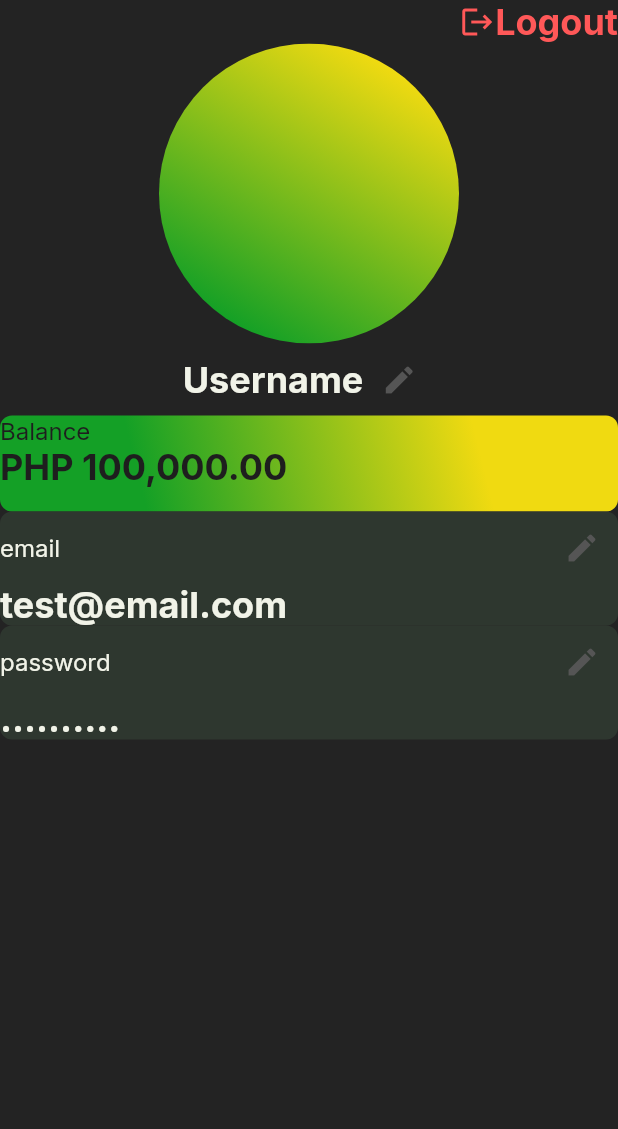
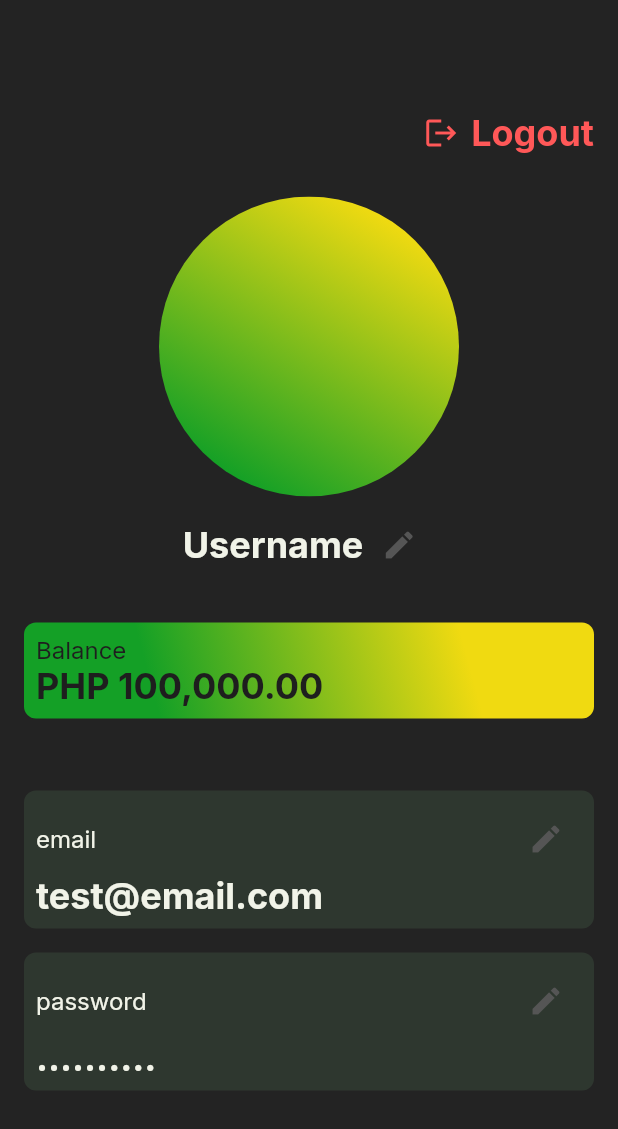
Before and after one commit to itsmejastine/CCE106--, a Flutter app: the ProfilePage screen opened by its route, on a phone screen of 412 x 824 dp. Shown: the top 1129 px of the screen. Run offline on Flutter 3.47's test engine with Material 2 defaults, Android fonts, the light colour scheme and no system bars; our stand-ins replace google_fonts.

Commit message:
done profile page

```diff
--- a/lib/profile.dart
+++ b/lib/profile.dart
@@ -14,12 +14,17 @@ class _ProfilePageState extends State<ProfilePage> {
   @override
   Widget build(BuildContext context) {
     return Scaffold(
-      body: Column(
+      body: Padding(
+        padding: const EdgeInsets.fromLTRB(16, 74, 16, 74),
+        child: Column(
           children: [
             Row(
               mainAxisAlignment: MainAxisAlignment.end,
               children: [
                 const Icon(Icons.logout, color: primaryRed),
+                const SizedBox(
+                  width: 8,
+                ),
                 InkWell(
                     child: Text(
                       'Logout',
@@ -33,6 +38,9 @@ class _ProfilePageState extends State<ProfilePage> {
                     ),
                     onTap: () => launchUrlString('welcomePage'))
               ],
+            ),
+            SizedBox(
+              height: 28,
             ),
             Column(
               children: [
@@ -59,6 +67,9 @@ class _ProfilePageState extends State<ProfilePage> {
                     ),
                   ),
                 ),
+                const SizedBox(
+                  height: 8,
+                ),
                 Row(
                   mainAxisAlignment: MainAxisAlignment.center,
                   children: [
@@ -79,6 +90,9 @@ class _ProfilePageState extends State<ProfilePage> {
                         ))
                   ],
                 ),
+                SizedBox(
+                  height: 28,
+                ),
                 Container(
                   height: 64,
                   width: double.infinity,
@@ -87,7 +101,12 @@ class _ProfilePageState extends State<ProfilePage> {
                       gradient: const LinearGradient(
                           begin: Alignment(-0.53, 0.85),
                           end: Alignment(0.53, -0.85),
-                        colors: <Color>[Color(0xFF14A026), Color(0xFFF0DA11)])),
+                          colors: <Color>[
+                            Color(0xFF14A026),
+                            Color(0xFFF0DA11)
+                          ])),
+                  child: Padding(
+                    padding: const EdgeInsets.all(8.0),
                     child: Column(
                       mainAxisSize: MainAxisSize.min,
                       crossAxisAlignment: CrossAxisAlignment.start,
@@ -103,7 +122,8 @@ class _ProfilePageState extends State<ProfilePage> {
                         Text(
                           "PHP 100,000.00",
                           style: GoogleFonts.inter(
-                        textStyle: Theme.of(context).textTheme.displayMedium,
+                            textStyle:
+                                Theme.of(context).textTheme.displayMedium,
                             fontSize: 24,
                             fontWeight: FontWeight.w700,
                             color: textGreen,
@@ -112,6 +132,10 @@ class _ProfilePageState extends State<ProfilePage> {
                       ],
                     ),
                   ),
+                ),
+                const SizedBox(
+                  height: 48,
+                ),
                 Column(
                   children: [
                     Container(
@@ -119,6 +143,8 @@ class _ProfilePageState extends State<ProfilePage> {
                       decoration: BoxDecoration(
                           borderRadius: BorderRadius.circular(8),
                           color: secondaryGreen),
+                      child: Padding(
+                        padding: const EdgeInsets.all(8.0),
                         child: Column(
                           mainAxisSize: MainAxisSize.min,
                           crossAxisAlignment: CrossAxisAlignment.start,
@@ -128,8 +154,9 @@ class _ProfilePageState extends State<ProfilePage> {
                                 Text(
                                   "email",
                                   style: GoogleFonts.inter(
-                                textStyle:
-                                    Theme.of(context).textTheme.displaySmall,
+                                    textStyle: Theme.of(context)
+                                        .textTheme
+                                        .displaySmall,
                                     fontSize: 16,
                                     color: primaryWhite,
                                   ),
@@ -156,11 +183,17 @@ class _ProfilePageState extends State<ProfilePage> {
                           ],
                         ),
                       ),
+                    ),
+                    const SizedBox(
+                      height: 16,
+                    ),
                     Container(
                       width: double.infinity,
                       decoration: BoxDecoration(
                           borderRadius: BorderRadius.circular(8),
                           color: secondaryGreen),
+                      child: Padding(
+                        padding: const EdgeInsets.all(8.0),
                         child: Column(
                           mainAxisSize: MainAxisSize.min,
                           crossAxisAlignment: CrossAxisAlignment.start,
@@ -170,8 +203,9 @@ class _ProfilePageState extends State<ProfilePage> {
                                 Text(
                                   "password",
                                   style: GoogleFonts.inter(
-                                textStyle:
-                                    Theme.of(context).textTheme.displaySmall,
+                                    textStyle: Theme.of(context)
+                                        .textTheme
+                                        .displaySmall,
                                     fontSize: 16,
                                     color: primaryWhite,
                                   ),
@@ -198,12 +232,14 @@ class _ProfilePageState extends State<ProfilePage> {
                           ],
                         ),
                       ),
+                    ),
                   ],
                 ),
               ],
             )
           ],
         ),
+      ),
     );
   }
 }
```
Lines whose indentation alone changed are shown as unchanged.
